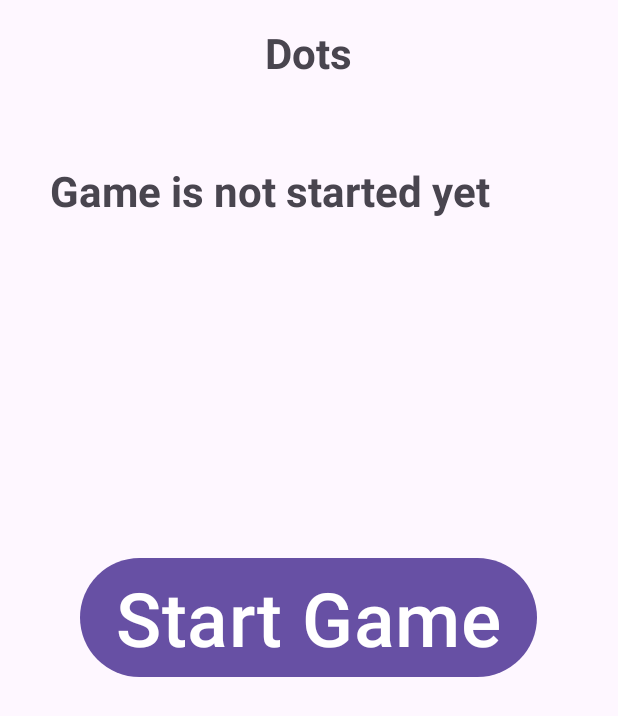
After one commit to kateshiAIV/Dots, an Android app: the GameActivity screen opened directly, with no data from a screen before it, on a phone screen of 412 x 824 dp. The commit adds this screen. Shown: the top 716 px of the screen. Run offline under Robolectric (Android 15) with nearby library versions, the phone set to English and light mode, and no system bars.

Commit message:
linked dots in offline game

```diff
--- a/app/src/main/AndroidManifest.xml
+++ b/app/src/main/AndroidManifest.xml
@@ -13,6 +13,9 @@
         android:theme="@style/Theme.Dots"
         tools:targetApi="31">
         <activity
+            android:name=".GameActivity"
+            android:exported="false" />
+        <activity
             android:name=".MainActivity"
             android:exported="true">
             <intent-filter>
--- /dev/null
+++ b/app/src/main/java/com/example/dots/GameActivity.kt
@@ -0,0 +1,90 @@
+package com.example.dots
+
+import android.os.Bundle
+import android.view.View
+import android.widget.Toast
+import androidx.activity.enableEdgeToEdge
+import androidx.appcompat.app.AppCompatActivity
+import androidx.core.view.ViewCompat
+import androidx.core.view.WindowInsetsCompat
+import androidx.recyclerview.widget.RecyclerView
+import com.example.dots.databinding.ActivityGameBinding
+
+
+class GameActivity : AppCompatActivity(), View.OnClickListener {
+
+    lateinit var binding: ActivityGameBinding
+
+    private var gameModel: GameModel? = null
+
+    override fun onCreate(savedInstanceState: Bundle?) {
+        super.onCreate(savedInstanceState)
+        binding = ActivityGameBinding.inflate(layoutInflater)
+        setContentView(binding.root)
+
+        binding.startGameBtn.setOnClickListener(this)
+
+        binding.dotsGrid.onDotClickListener = { x, y ->
+            //Toast.makeText(this, "Clicked on dot at: ($x, $y)", Toast.LENGTH_SHORT).show()
+            gameModel?.apply{
+                if(gameStatus!= GameStatus.INPROGRESS){
+                    Toast.makeText(applicationContext, "Game did not started", Toast.LENGTH_SHORT).show()
+                }
+                val clickedX = x
+                val clickedY = y
+                val alreadyFilled = filledPos.any { it.x == x && it.y == y }
+                if (alreadyFilled) {
+                    Toast.makeText(applicationContext, "This cell is already filled", Toast.LENGTH_SHORT).show()
+                    return@apply
+                }
+                // Если свободно — добавляем точку
+                filledPos.add(Dot(x, y, currentPlayer))
+
+                // Переключение игрока
+                currentPlayer = if (currentPlayer == "GREEN") "RED" else "GREEN"
+
+                binding.dotsGrid.setDots(filledPos)
+            }
+        }
+
+        GameData.GameModel.observe(this){
+            gameModel = it
+            setUI()
+        }
+    }
+    fun setUI(){
+        gameModel?.apply {
+
+        }
+    }
+
+    fun startGame(){
+        gameModel?.apply {
+            updateGameData(
+                GameModel(
+                    gameId = gameId,
+                    gameStatus = GameStatus.INPROGRESS,
+                )
+            )
+        }
+    }
+
+    fun updateGameData(model : GameModel){
+        GameData.saveGameModel(model)
+    }
+
+
+
+    override fun onClick(v: View?) {
+        when (v?.id) {
+            R.id.start_game_btn -> {
+                binding.dotsGrid.visibility = View.VISIBLE
+                binding.startGameBtn.visibility = View.GONE
+                binding.gameTv.visibility = View.GONE
+                binding.nameTv.visibility = View.GONE
+                startGame()
+            }
+        }
+    }
+
+}
--- /dev/null
+++ b/app/src/main/res/layout/activity_game.xml
@@ -0,0 +1,50 @@
+<?xml version="1.0" encoding="utf-8"?>
+<FrameLayout xmlns:android="http://schemas.android.com/apk/res/android"
+    android:id="@+id/main"
+    android:layout_width="match_parent"
+    android:layout_height="match_parent"
+    xmlns:tools="http://schemas.android.com/tools"
+    tools:context=".GameActivity"
+    android:orientation="vertical">
+
+
+
+
+    <TextView
+        android:id="@+id/name_tv"
+        android:layout_width="wrap_content"
+        android:layout_height="wrap_content"
+        android:text="@string/app_name"
+        android:textStyle="bold"
+        android:textSize="28sp"
+        android:layout_margin="8dp"
+        android:layout_gravity="top|center"
+        android:padding="8dp" />
+
+    <TextView
+        android:id="@+id/game_tv"
+        android:layout_width="361dp"
+        android:layout_height="wrap_content"
+        android:layout_gravity="top|center"
+        android:layout_margin="100dp"
+        android:padding="8dp"
+        android:text="Game is not started yet"
+        android:textSize="28sp"
+        android:textStyle="bold" />
+
+    <Button
+        android:layout_width="wrap_content"
+        android:layout_height="wrap_content"
+        android:id="@+id/start_game_btn"
+        android:layout_gravity="center"
+        android:layout_margin="28dp"
+        android:text="Start Game"
+        android:textSize="50dp"/>
+
+    <com.example.dots.DotsGridView
+        android:id="@+id/dotsGrid"
+        android:layout_width="match_parent"
+        android:layout_height="match_parent"
+        android:visibility="gone"/>
+
+</FrameLayout>
--- a/gradle/libs.versions.toml
+++ b/gradle/libs.versions.toml
@@ -1,13 +1,13 @@
 [versions]
-agp = "8.3.0"
+agp = "8.3.2"
 kotlin = "1.9.0"
-coreKtx = "1.16.0"
+coreKtx = "1.15.0"
 junit = "4.13.2"
 junitVersion = "1.2.1"
 espressoCore = "3.6.1"
 appcompat = "1.7.0"
 material = "1.12.0"
-activity = "1.8.0"
+activity = "1.10.1"
 constraintlayout = "2.2.1"
 
 [libraries]
```
Also changed, not shown: app/build.gradle.kts (+6 -2 lines), app/src/main/java/com/example/dots/DotsGridView.kt (added, +238 -0 lines), app/src/main/java/com/example/dots/GameData.kt (added, +14 -0 lines), app/src/main/java/com/example/dots/GameModel.kt (added, +20 -0 lines), app/src/main/java/com/example/dots/GridAdapter.kt (added, +28 -0 lines), app/src/main/java/com/example/dots/MainActivity.kt (+29 -6 lines), app/src/main/res/layout/item_cell.xml (added, +8 -0 lines), gradle/wrapper/gradle-wrapper.properties.
